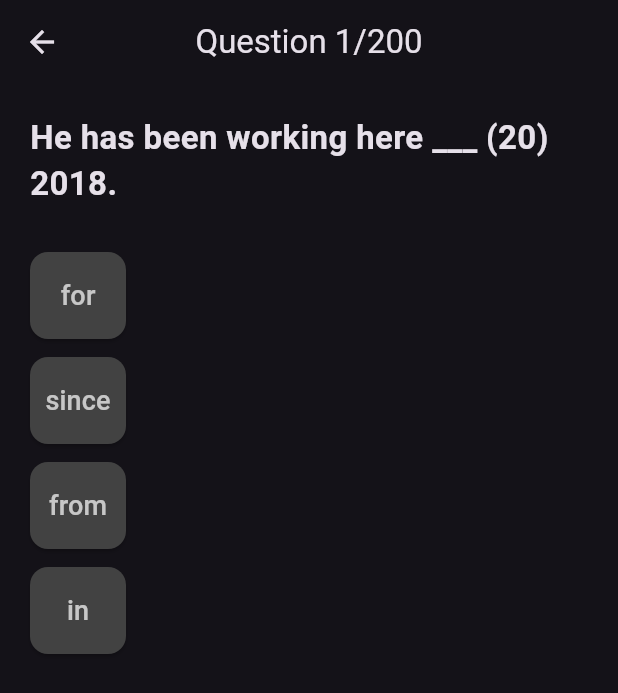
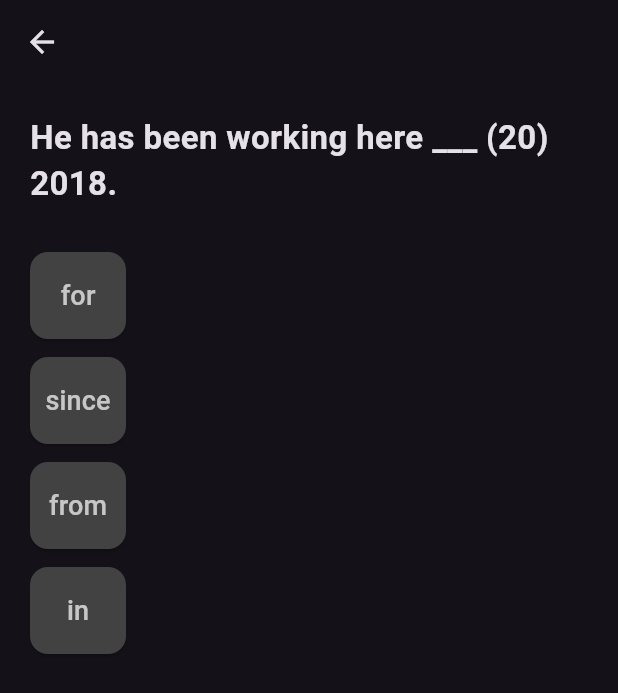
Before and after one commit to Lokarzz/duolirouge, a Flutter app: the QAScreen screen opened directly, on a phone screen of 412 x 824 dp. Shown: the top 693 px of the screen. Run offline on Flutter 3.47's test engine with Material 3 defaults, Android fonts, the phone set to English and light mode, and no system bars.

Commit message:
fix: qa title visibility

```diff
--- a/lib/view/screens/qa/qa_screen.dart
+++ b/lib/view/screens/qa/qa_screen.dart
@@ -83,7 +83,7 @@ class _QAScreenState extends State<QAScreen> {
 
     return Scaffold(
       appBar: AppBar(
-        title: Text('Question ${currentIndex + 1}/${questions.length}'),
+        // title: Text('Question ${currentIndex + 1}/${questions.length}'),
         centerTitle: true,
       ),
       body: Padding(
```
